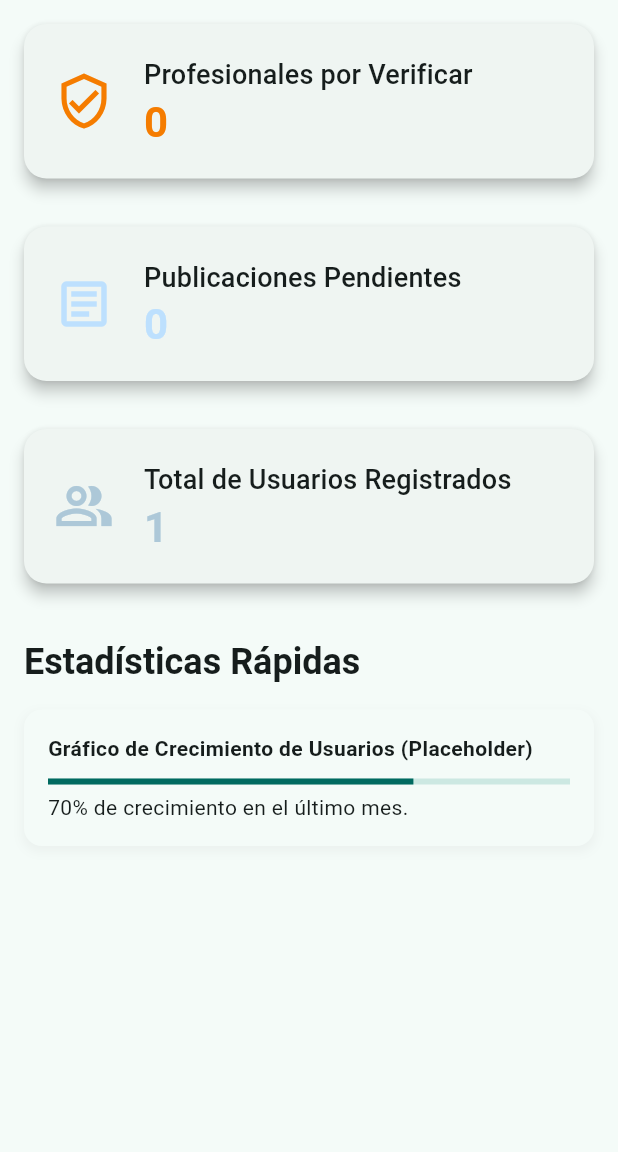
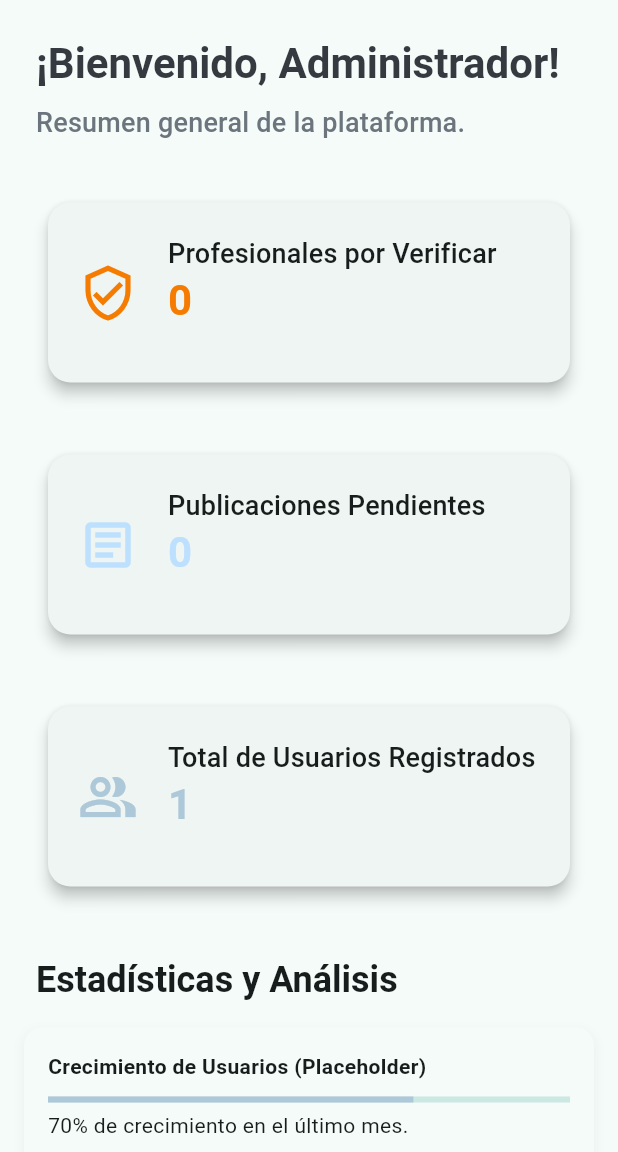
Before and after one commit to Angelgonzalez2004/Kanante_app, a Flutter app: the AdminDashboard screen opened directly, on a phone screen of 412 x 824 dp, the part 84-1236 px from its top. Run offline on Flutter 3.47's test engine with Material 3 defaults, Android fonts, the phone set to English and light mode, and no system bars; our stand-ins replace cached_network_image, file_picker, firebase_auth, firebase_core, firebase_database, firebase_messaging and 7 more; missing offline and left inert: flutter_quill, time_range_picker; accounts and stored records are empty; statements that could not run were skipped.

Commit message:
feat: Enhance 'Inicio' screen design for all roles and associated cleanups
- Redesigned AdminHomePage with a more professional and content-rich layout, using GridView for metrics and enhanced statistics sections.
- Created ProfessionalHomePage with a modern dashboard displaying key metrics like upcoming appointments, unread messages, and average rating.
- Created UserHomePage with a user-centric dashboard showing upcoming appointments, quick search for professionals, and recent publications.
- Integrated these new HomePages into their respective dashboards (AdminDashboard, ProfessionalDashboard, UserDashboard).
- Performed associated cleanups: removed unused GoogleSignIn declarations and calls from ProfessionalDashboard and UserDashboard.
- Adjusted default selected index for UserDashboard to 'Inicio'.

```diff
--- a/lib/screens/admin/admin_home_page.dart
+++ b/lib/screens/admin/admin_home_page.dart
@@ -48,9 +48,42 @@ class _AdminHomePageState extends State<AdminHomePage> {
     return _isLoading
         ? const Center(child: CircularProgressIndicator())
         : SingleChildScrollView( // Using SingleChildScrollView to prevent overflow
-            padding: EdgeInsets.zero, // No padding at the top
+            // Removed padding: EdgeInsets.zero
             child: Column(
               crossAxisAlignment: CrossAxisAlignment.stretch,
+              children: [
+                // Welcome Header
+                Padding(
+                  padding: const EdgeInsets.all(24.0),
+                  child: Column(
+                    crossAxisAlignment: CrossAxisAlignment.start,
+                    children: [
+                      Text(
+                        '¡Bienvenido, Administrador!',
+                        style: Theme.of(context).textTheme.headlineMedium?.copyWith(
+                          fontWeight: FontWeight.bold,
+                          color: AppColors.textDark,
+                        ),
+                      ),
+                      const SizedBox(height: 8),
+                      Text(
+                        'Resumen general de la plataforma.',
+                        style: Theme.of(context).textTheme.titleMedium?.copyWith(
+                          color: AppColors.textLight,
+                        ),
+                      ),
+                    ],
+                  ),
+                ),
+                // Dashboard Cards in a Grid
+                GridView.count(
+                  shrinkWrap: true, // Important to make GridView work inside SingleChildScrollView
+                  physics: const NeverScrollableScrollPhysics(), // Disable GridView's own scrolling
+                  crossAxisCount: MediaQuery.of(context).size.width > 600 ? 2 : 1, // 2 columns for wider screens
+                  childAspectRatio: 2.5, // Adjust aspect ratio for card size
+                  padding: const EdgeInsets.symmetric(horizontal: 16.0),
+                  mainAxisSpacing: 16.0,
+                  crossAxisSpacing: 16.0,
                   children: [
                     _buildCard(
                       context,
@@ -74,15 +107,17 @@ class _AdminHomePageState extends State<AdminHomePage> {
                       color: AppColors.primary,
                     ),
                     // Add more admin-specific metrics here
-                const SizedBox(height: 20),
+                  ],
+                ),
+                const SizedBox(height: 30),
+                // Expanded "Estadísticas Rápidas" section
                 Padding(
-                  padding: const EdgeInsets.symmetric(horizontal: 16.0),
+                  padding: const EdgeInsets.symmetric(horizontal: 24.0),
                   child: Text(
-                    'Estadísticas Rápidas',
+                    'Estadísticas y Análisis',
                     style: Theme.of(context).textTheme.headlineSmall?.copyWith(fontWeight: FontWeight.bold),
                   ),
                 ),
-                // Placeholder for charts or more detailed info
                 Container(
                   margin: const EdgeInsets.all(16.0),
                   padding: const EdgeInsets.all(16.0),
@@ -101,11 +136,49 @@ class _AdminHomePageState extends State<AdminHomePage> {
                   child: const Column(
                     crossAxisAlignment: CrossAxisAlignment.start,
                     children: [
-                      Text('Gráfico de Crecimiento de Usuarios (Placeholder)', style: TextStyle(fontWeight: FontWeight.bold)),
+                      Text('Crecimiento de Usuarios (Placeholder)', style: TextStyle(fontWeight: FontWeight.bold)),
                       SizedBox(height: 10),
-                      LinearProgressIndicator(value: 0.7),
+                      LinearProgressIndicator(value: 0.7, color: AppColors.primary),
                       SizedBox(height: 5),
                       Text('70% de crecimiento en el último mes.'),
+                      SizedBox(height: 20),
+                      Text('Actividad de Publicaciones (Placeholder)', style: TextStyle(fontWeight: FontWeight.bold)),
+                      SizedBox(height: 10),
+                      LinearProgressIndicator(value: 0.5, color: AppColors.accent),
+                      SizedBox(height: 5),
+                      Text('50% de publicaciones nuevas esta semana.'),
+                    ],
+                  ),
+                ),
+                // More detailed info section (e.g., recent activities, alerts summary)
+                Padding(
+                  padding: const EdgeInsets.symmetric(horizontal: 24.0),
+                  child: Text(
+                    'Actividad Reciente (Placeholder)',
+                    style: Theme.of(context).textTheme.headlineSmall?.copyWith(fontWeight: FontWeight.bold),
+                  ),
+                ),
+                Container(
+                  margin: const EdgeInsets.all(16.0),
+                  padding: const EdgeInsets.all(16.0),
+                  decoration: BoxDecoration(
+                    color: Theme.of(context).cardColor,
+                    borderRadius: BorderRadius.circular(12),
+                    boxShadow: [
+                      BoxShadow(
+                        color: Colors.grey.withOpacity(0.1),
+                        spreadRadius: 1,
+                        blurRadius: 5,
+                        offset: const Offset(0, 3),
+                      ),
+                    ],
+                  ),
+                  child: Column(
+                    crossAxisAlignment: CrossAxisAlignment.start,
+                    children: [
+                      Text('Última verificación: Profesional X el 10/12/2025', style: Theme.of(context).textTheme.bodyLarge),
+                      const SizedBox(height: 10),
+                      Text('Nueva publicación de Y el 09/12/2025', style: Theme.of(context).textTheme.bodyLarge),
                     ],
                   ),
                 ),
--- a/lib/screens/professional/professional_dashboard.dart
+++ b/lib/screens/professional/professional_dashboard.dart
@@ -3,7 +3,7 @@ import 'package:firebase_auth/firebase_auth.dart';
 import 'package:firebase_database/firebase_database.dart';
 import 'package:kanante_app/models/alert_model.dart';
 import 'package:kanante_app/services/firebase_service.dart';
-import '../shared/home_page.dart';
+import 'package:kanante_app/screens/professional/professional_home_page.dart'; // Import for ProfessionalHomePage
 import '../shared/publication_feed_page.dart';
 import 'patients_page.dart';
 import 'appointments_page.dart';
@@ -76,7 +76,7 @@ class _ProfessionalDashboardState extends State<ProfessionalDashboard> {
       {
         'title': 'Inicio',
         'icon': Icons.dashboard_rounded,
-        'page': HomePage(
+        'page': ProfessionalHomePage( // Changed to ProfessionalHomePage
           userName: _userData?['name'] ?? 'Profesional',
         )
       },
```
Also changed, not shown: lib/screens/professional/professional_home_page.dart (added, +195 -0 lines), lib/screens/user/user_dashboard.dart (+3 -5 lines), lib/screens/user/user_home_page.dart (added, +188 -0 lines). Lines whose indentation alone changed are shown as unchanged.
